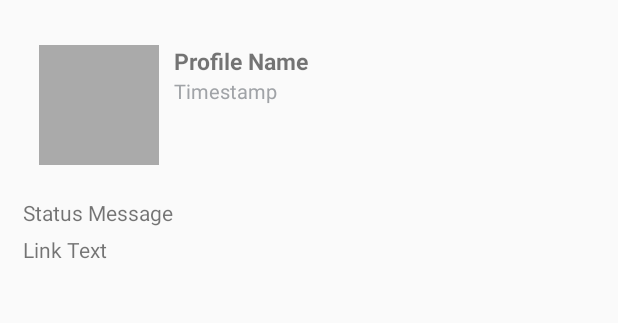
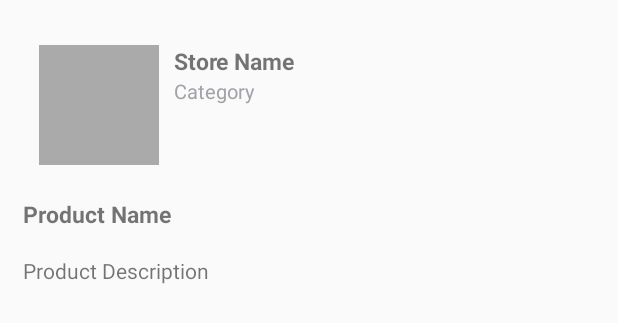
Before and after one commit to dexterhu/video-gif, an Android app: the layout list_item_news_feed.xml on its own in the app's theme, with its tools: preview values and no code run, on a phone screen of 412 x 824 dp. Shown: the top 323 px of the screen. Run offline under Robolectric (Android 15) with nearby library versions, the phone set to English and light mode, and no system bars.

Commit message:
1) Made UI simpler and more relevant to the task 2) Implemented RecyclerView for the newsfeed posts 3) Imported CardView (TODO)

```diff
--- a/app/src/main/AndroidManifest.xml
+++ b/app/src/main/AndroidManifest.xml
@@ -10,7 +10,7 @@
         android:label="@string/app_name"
         android:supportsRtl="true"
         android:theme="@style/AppTheme">
-        <activity android:name=".NewsFeedActivity">
+        <activity android:name=".Controller.NewsFeedActivity">
             <intent-filter>
                 <action android:name="android.intent.action.MAIN"/>
 
--- a/app/src/main/java/com/rpham64/android/antsquaretask/SingleFragmentActivity.java
+++ b/app/src/main/java/com/rpham64/android/antsquaretask/Controller/SingleFragmentActivity.java
@@ -1,10 +1,12 @@
-package com.rpham64.android.antsquaretask;
+package com.rpham64.android.antsquaretask.Controller;
 
 import android.os.Bundle;
 import android.support.annotation.LayoutRes;
 import android.support.v4.app.Fragment;
 import android.support.v4.app.FragmentManager;
 import android.support.v7.app.AppCompatActivity;
+
+import com.rpham64.android.antsquaretask.R;
 
 /**
  * Superclass for CriminalIntent's activities
--- /dev/null
+++ b/app/src/main/res/layout/fragment_news_feed.xml
@@ -0,0 +1,6 @@
+<?xml version="1.0" encoding="utf-8"?>
+<android.support.v7.widget.RecyclerView
+    xmlns:android="http://schemas.android.com/apk/res/android"
+    android:id="@+id/fragment_news_feed_recycler_view"
+    android:layout_width="match_parent"
+    android:layout_height="match_parent"/>
--- a/app/src/main/res/layout/list_news_feed.xml
+++ b/app/src/main/res/layout/list_item_news_feed.xml
@@ -1,29 +1,28 @@
 <?xml version="1.0" encoding="utf-8"?>
+
 <LinearLayout xmlns:android="http://schemas.android.com/apk/res/android"
               xmlns:tools="http://schemas.android.com/tools"
-              android:id="@+id/list_news_feed_container"
+              android:id="@+id/list_container"
               android:layout_width="match_parent"
               android:layout_height="match_parent"
               android:paddingTop="20dp"
               android:paddingBottom="20dp"
               android:orientation="vertical">
 
-    <LinearLayout xmlns:android="http://schemas.android.com/apk/res/android"
-                  xmlns:tools="http://schemas.android.com/tools"
-                  android:id="@+id/view_profile_info_container"
-                  android:layout_width="match_parent"
-                  android:layout_height="wrap_content"
-                  android:layout_marginLeft="16dp"
-                  android:layout_marginRight="16dp"
-                  android:padding="10dp">
+    <LinearLayout
+          android:id="@+id/store_info_container"
+          android:layout_width="match_parent"
+          android:layout_height="wrap_content"
+          android:layout_marginLeft="16dp"
+          android:layout_marginRight="16dp"
+          android:padding="10dp">
 
         <ImageView
-            android:id="@+id/profile_pic_news_feed"
+            android:id="@+id/logo"
             android:layout_width="80dp"
             android:layout_height="80dp"
-            android:scaleType="centerInside"
-            android:background="@android:color/darker_gray"
-            android:cropToPadding="true"/>
+            android:scaleType="centerCrop"
+            android:background="@android:color/darker_gray"/>
 
         <LinearLayout
             android:layout_width="match_parent"
@@ -32,48 +31,51 @@
             android:orientation="vertical">
 
             <TextView
-                android:id="@+id/profile_name_news_feed"
+                android:id="@+id/store_name"
                 android:layout_width="match_parent"
                 android:layout_height="wrap_content"
                 android:textSize="15sp"
                 android:textStyle="bold"
-                tools:text="Profile Name"/>
+                tools:text="Store Name"/>
 
             <TextView
-                android:id="@+id/timestamp_news_feed"
+                android:id="@+id/store_category"
                 android:layout_width="match_parent"
                 android:layout_height="wrap_content"
                 android:textSize="13sp"
                 android:textColor="@color/timestamp"
-                tools:text="Timestamp"/>
+                tools:text="Category"/>
 
         </LinearLayout>
 
     </LinearLayout>
 
     <TextView
-        android:id="@+id/status_message_news_feed"
+        android:id="@+id/product_name"
         android:layout_width="match_parent"
         android:layout_height="wrap_content"
         android:paddingBottom="5dp"
         android:paddingLeft="15dp"
         android:paddingRight="15dp"
         android:paddingTop="12dp"
-        tools:text="Status Message"/>
+        android:textSize="15sp"
+        android:textStyle="bold"
+        tools:text="Product Name"/>
 
     <TextView
-        android:id="@+id/link_text"
+        android:id="@+id/product_description"
         android:layout_width="match_parent"
         android:layout_height="wrap_content"
-        android:linksClickable="true"
-        android:paddingBottom="10dp"
+        android:paddingBottom="5dp"
         android:paddingLeft="15dp"
         android:paddingRight="15dp"
-        android:textColorLink="@color/link_text"
-        tools:text="Link Text"/>
+        android:paddingTop="12dp"
+        tools:text="Product Description"/>
 
+    <!-- Product Image. Can be image, gif, or video.
+    IF gif or video, play automatically. -->
     <ImageView
-        android:id="@+id/image_attachment_news_feed"
+        android:id="@+id/product_image"
         android:layout_width="match_parent"
         android:layout_height="wrap_content"
         android:background="@android:color/white"
```
Also changed, not shown: app/build.gradle (+5 -2 lines), app/src/main/java/com/rpham64/android/antsquaretask/Controller/NewsFeedFragment.java (added, +122 -0 lines), app/src/main/java/com/rpham64/android/antsquaretask/Model/Post.java (added, +83 -0 lines), app/src/main/java/com/rpham64/android/antsquaretask/Model/PostFetcher.java (added, +128 -0 lines), app/src/main/java/com/rpham64/android/antsquaretask/NewsFeedActivity.java (deleted, +0 -11 lines), app/src/main/java/com/rpham64/android/antsquaretask/NewsFeedFragment.java (deleted, +0 -19 lines), app/src/main/res/layout/activity_main.xml (deleted, +0 -17 lines), app/src/main/res/layout/list_item_card_view.xml (added, +19 -0 lines), app/src/main/res/layout/view_profile_info.xml (deleted, +0 -47 lines).
